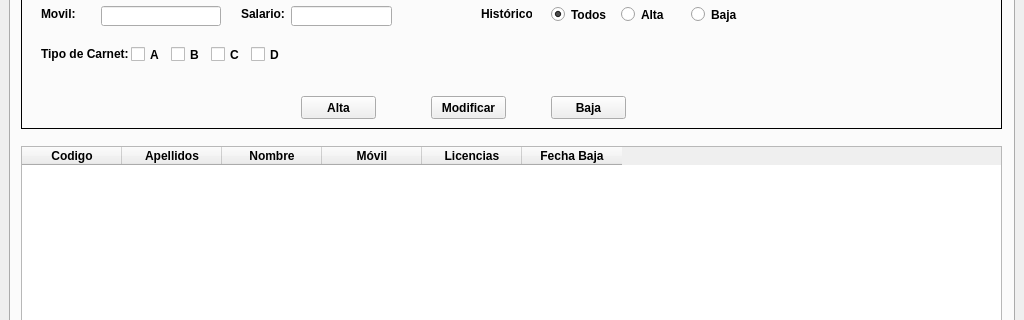
Qt form templates/venta_principal.ui (EliasVGZ/vierafernandez2324) before a commit; both pictures show x 0 to 1024 and y 207 to 527 of the 1024 by 800 pixel window.
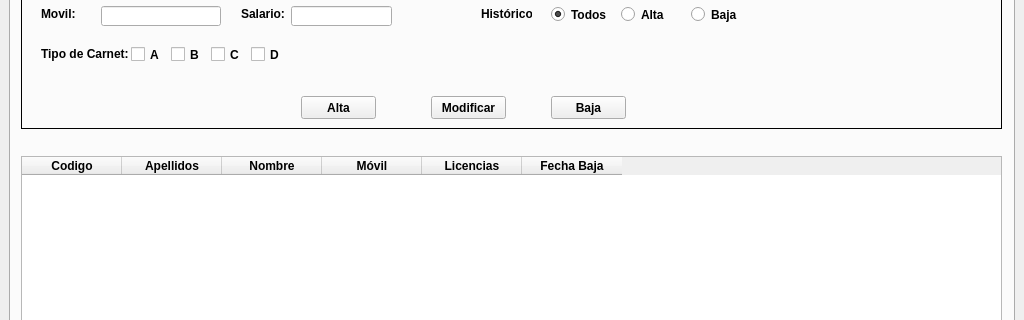
The same form after that commit. Icons and pictures are not drawn.

Patch:
```diff
--- a/templates/venta_principal.ui
+++ b/templates/venta_principal.ui
@@ -782,9 +782,9 @@
         <property name="geometry">
          <rect>
           <x>10</x>
-          <y>270</y>
+          <y>280</y>
           <width>981</width>
-          <height>381</height>
+          <height>371</height>
          </rect>
         </property>
         <property name="alternatingRowColors">
```
Left out of the diff: 2 changed lines with no effect on the pictures.
